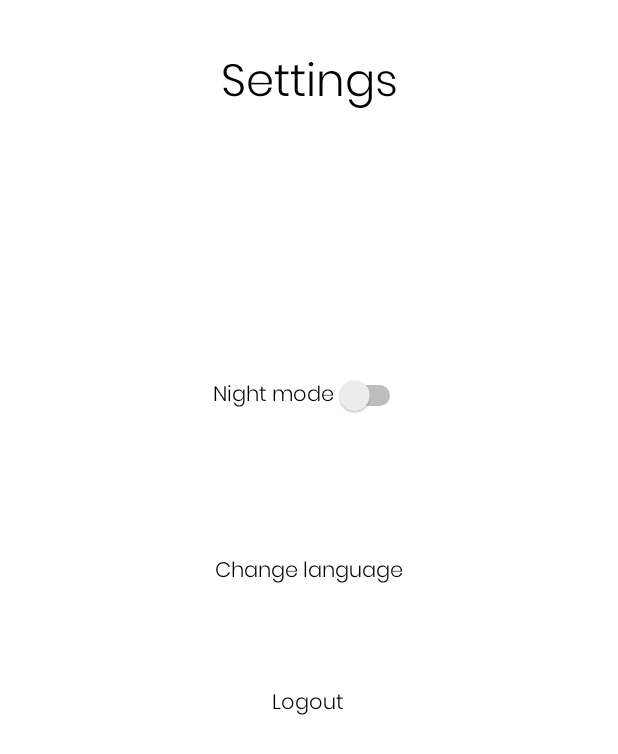
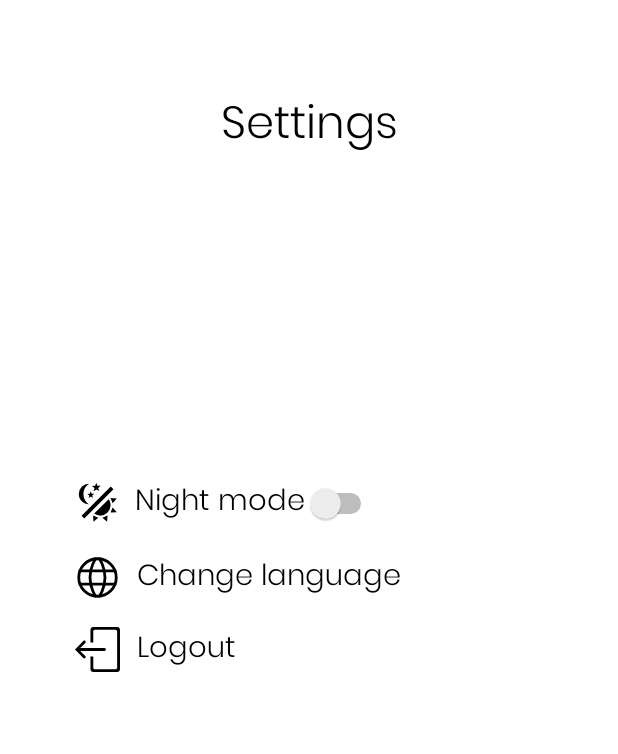
Before and after one commit to qwynbleid/ProductivityApp, an Android app: the fragment SettingsFragment placed in its activity, on a phone screen of 412 x 824 dp. Shown: the top 754 px of the screen. Run offline under Robolectric (Android 15) with nearby library versions, the phone set to English and light mode, and no system bars; our stand-ins replace Firebase (no records; nobody signed in at launch, a user with empty details on screens opened directly).

Commit message:
Settings/change language fixed

```diff
--- a/app/src/main/java/com/example/myapp/MainActivity.kt
+++ b/app/src/main/java/com/example/myapp/MainActivity.kt
@@ -1,32 +1,34 @@
 package com.example.myapp
 
 import android.app.AlertDialog
+import android.content.Context
+import android.content.SharedPreferences
 import androidx.appcompat.app.AppCompatActivity
 import android.os.Bundle
+import android.util.AttributeSet
 import android.view.View
-import androidx.appcompat.app.AppCompatDelegate
-import androidx.fragment.app.FragmentManager
 import com.example.myapp.databinding.ActivityMainBinding
 import com.example.myapp.ui.main.NotesFragment
 import com.example.myapp.ui.login.SignInFragment
 import com.example.myapp.ui.main.ExploreFragment
-import com.example.myapp.ui.main.SplashActivity
 import com.example.myapp.ui.settings.SettingsFragment
 import com.google.firebase.auth.FirebaseAuth
+import java.util.*
 
 class MainActivity : AppCompatActivity() {
 
     private lateinit var auth: FirebaseAuth
     private lateinit var binding: ActivityMainBinding
+    private lateinit var sharedPreferences: SharedPreferences
 
     override fun onCreate(savedInstanceState: Bundle?) {
         super.onCreate(savedInstanceState)
-
 
         binding = ActivityMainBinding.inflate(layoutInflater)
         setContentView(binding.root)
 
         auth = FirebaseAuth.getInstance()
+        sharedPreferences = getSharedPreferences("Language", Context.MODE_PRIVATE)
 
         if (savedInstanceState == null) {
             val settingsFragment = SettingsFragment()
@@ -36,7 +38,7 @@ class MainActivity : AppCompatActivity() {
         }
 
         binding.bottomMenu.setOnItemSelectedListener {
-            when(it.itemId) {
+            when (it.itemId) {
                 R.id.notes_item -> showNotesFragment()
                 R.id.explore_item -> showExploreFragment()
             }
@@ -48,6 +50,21 @@ class MainActivity : AppCompatActivity() {
         } else {
             showNotesFragment()
         }
+    }
+
+    override fun onCreateView(
+        parent: View?,
+        name: String,
+        context: Context,
+        attrs: AttributeSet
+    ): View? {
+        val langSharedPreferences = getSharedPreferences("Language", Context.MODE_PRIVATE)
+        val savedLanguage = langSharedPreferences.getString("language", "")
+
+        if (savedLanguage != null && savedLanguage.isNotEmpty()) {
+            setLocale(savedLanguage)
+        }
+        return super.onCreateView(parent, name, context, attrs)
     }
 
     fun showMenu(showMenu: Boolean) {
@@ -89,4 +106,17 @@ class MainActivity : AppCompatActivity() {
             super.onBackPressed()
         }
     }
+
+
+    private fun setLocale(languageCode: String) {
+        val locale = Locale(languageCode)
+        Locale.setDefault(locale)
+
+        val configuration = resources.configuration
+        configuration.setLocale(locale)
+
+        resources.updateConfiguration(configuration, resources.displayMetrics)
+
+        baseContext.resources.updateConfiguration(configuration, baseContext.resources.displayMetrics)
+    }
 }
--- a/app/src/main/java/com/example/myapp/ui/main/AddNoteFragment.kt
+++ b/app/src/main/java/com/example/myapp/ui/main/AddNoteFragment.kt
@@ -2,9 +2,7 @@ package com.example.myapp.ui.main
 
 import android.app.AlertDialog
 import android.os.Bundle
-import android.view.LayoutInflater
 import android.view.View
-import android.view.ViewGroup
 import android.widget.Toast
 import androidx.fragment.app.Fragment
 import androidx.fragment.app.FragmentManager
--- a/app/src/main/java/com/example/myapp/ui/main/MyApplication.kt
+++ b/app/src/main/java/com/example/myapp/ui/main/MyApplication.kt
@@ -10,11 +10,11 @@ class MyApplication : Application() {
 
         val sharedPreferences = getSharedPreferences("Mode", Context.MODE_PRIVATE)
         val nightMode = sharedPreferences.getBoolean("night", false)
+
         if (nightMode) {
             AppCompatDelegate.setDefaultNightMode(AppCompatDelegate.MODE_NIGHT_YES)
         } else {
             AppCompatDelegate.setDefaultNightMode(AppCompatDelegate.MODE_NIGHT_NO)
         }
-
     }
 }
--- a/app/src/main/java/com/example/myapp/ui/settings/SettingsFragment.kt
+++ b/app/src/main/java/com/example/myapp/ui/settings/SettingsFragment.kt
@@ -34,13 +34,6 @@ class SettingsFragment : Fragment(R.layout.fragment_settings) {
         val sharedPreferences = requireContext().getSharedPreferences("Mode", Context.MODE_PRIVATE)
         val editor = sharedPreferences.edit()
         val nightMode = sharedPreferences.getBoolean("night", false)
-
-        val langSharedPreferences = requireContext().getSharedPreferences("Language", Context.MODE_PRIVATE)
-        val savedLanguage = langSharedPreferences.getString("language", "")
-
-        if (savedLanguage != null && savedLanguage.isNotEmpty()) {
-            setLocale(savedLanguage)
-        }
 
         if (nightMode) {
             binding.themeSwitch.isChecked = true
@@ -88,10 +81,18 @@ class SettingsFragment : Fragment(R.layout.fragment_settings) {
     }
 
     private fun setLocale(languageCode: String) {
-        val configuration = resources.configuration
-        val newLocale = Locale(languageCode)
-        configuration.setLocale(newLocale)
+        val locale = Locale(languageCode)
+        Locale.setDefault(locale)
+
+        val configuration = Configuration(resources.configuration)
+        configuration.setLocale(locale)
+
         resources.updateConfiguration(configuration, resources.displayMetrics)
+
+        requireActivity().apply {
+            baseContext.resources.updateConfiguration(configuration, baseContext.resources.displayMetrics)
+            recreate()
+        }
     }
 
     private fun changeLanguage(languageCode: String) {
--- /dev/null
+++ b/app/src/main/res/drawable/ic_lang_icon.xml
@@ -0,0 +1,42 @@
+<vector xmlns:android="http://schemas.android.com/apk/res/android"
+    android:width="24dp"
+    android:height="24dp"
+    android:viewportWidth="24"
+    android:viewportHeight="24">
+
+    <path
+        android:pathData="M2 12C2 17.5228 6.47715 22 12 22C17.5228 22 22 17.5228 22 12C22 6.47715 17.5228 2 12 2C6.47715 2 2 6.47715 2 12Z"
+        android:strokeWidth="1.5"
+        android:strokeColor="@color/text_color"
+        android:strokeLineCap="round"
+        android:strokeLineJoin="round" />
+
+    <path
+        android:pathData="M13 2.04932C13 2.04932 16 5.99994 16 11.9999C16 17.9999 13 21.9506 13 21.9506"
+        android:strokeWidth="1.5"
+        android:strokeColor="@color/text_color"
+        android:strokeLineCap="round"
+        android:strokeLineJoin="round" />
+
+    <path
+        android:pathData="M11 21.9506C11 21.9506 8 17.9999 8 11.9999C8 5.99994 11 2.04932 11 2.04932"
+        android:strokeWidth="1.5"
+        android:strokeColor="@color/text_color"
+        android:strokeLineCap="round"
+        android:strokeLineJoin="round" />
+
+    <path
+        android:pathData="M2.62964 15.5H21.3704"
+        android:strokeWidth="1.5"
+        android:strokeColor="@color/text_color"
+        android:strokeLineCap="round"
+        android:strokeLineJoin="round" />
+
+    <path
+        android:pathData="M2.62964 8.5H21.3704"
+        android:strokeWidth="1.5"
+        android:strokeColor="@color/text_color"
+        android:strokeLineCap="round"
+        android:strokeLineJoin="round" />
+
+</vector>
--- /dev/null
+++ b/app/src/main/res/drawable/ic_logout_icon.xml
@@ -0,0 +1,15 @@
+<vector xmlns:android="http://schemas.android.com/apk/res/android"
+    android:width="32dp"
+    android:height="32dp"
+    android:viewportWidth="32"
+    android:viewportHeight="32">
+
+    <path
+        android:fillColor="@color/text_color"
+        android:pathData="M3.651 16.989h17.326c.553 0 1-.448 1-1s-.447-1-1-1h-17.264l3.617-3.617c.391-.39.391-1.024 0-1.414s-1.024-.39-1.414 0l-5.907 6.062 5.907 6.063c.196.195.451.293.707.293s.511-.098.707-.293c.391-.39.391-1.023 0-1.414z" />
+
+    <path
+        android:fillColor="@color/text_color"
+        android:pathData="M29.989 0h-17c-1.105 0-2 .895-2 2v9h2.013v-7.78c0-.668.542-1.21 1.21-1.21h14.523c.669 0 1.21.542 1.21 1.21l.032 25.572c0 .668-.541 1.21-1.21 1.21h-14.553c-.668 0-1.21-.542-1.21-1.21v-7.824l-2.013.003v9.03c0 1.105.895 2 2 2h16.999c1.105 0 2.001-.895 2.001-2v-28c0-1.105-.896-2-2-2z" />
+
+</vector>
--- /dev/null
+++ b/app/src/main/res/drawable/ic_theme_icon.xml
@@ -0,0 +1,11 @@
+<vector xmlns:android="http://schemas.android.com/apk/res/android"
+    android:width="24dp"
+    android:height="24dp"
+    android:viewportWidth="24"
+    android:viewportHeight="24">
+
+    <path
+        android:fillColor="@color/text_color"
+        android:pathData="m7.5 2c-1.79 1.15-3 3.18-3 5.5s1.21 4.35 3.03 5.5c-3.07 0-5.53-2.46-5.53-5.5a5.5 5.5 0 0 1 5.5-5.5m11.57 1.5 1.43 1.43-15.57 15.57-1.43-1.43zm-6.18 2.43-1.48-.93-1.44 1 .42-1.7-1.39-1.06 1.75-.12.58-1.65.67 1.63 1.73.03-1.35 1.13zm-3.3 3.61-1.16-.73-1.12.78.34-1.32-1.09-.83 1.36-.09.45-1.29.51 1.27 1.36.03-1.05.87zm9.41 3.96a5.5 5.5 0 0 1 -5.5 5.5c-1.22 0-2.35-.4-3.26-1.07l7.69-7.69c.67.91 1.07 2.04 1.07 3.26m-4.4 6.58 2.77-1.15-.24 3.35zm4.33-2.7 1.15-2.77 2.2 2.54zm1.15-4.96-1.14-2.78 3.34.24zm-10.45 6.51 2.77 1.15-2.53 2.19z" />
+
+</vector>
--- a/app/src/main/res/layout/fragment_settings.xml
+++ b/app/src/main/res/layout/fragment_settings.xml
@@ -6,11 +6,110 @@
     android:layout_height="match_parent">
 
 
+    <LinearLayout
+        android:id="@+id/linearLayout"
+        android:layout_width="match_parent"
+        android:layout_height="wrap_content"
+        android:layout_marginTop="200dp"
+        app:layout_constraintEnd_toEndOf="parent"
+        app:layout_constraintStart_toStartOf="parent"
+        app:layout_constraintTop_toBottomOf="@+id/textView5">
+
+        <ImageView
+            android:id="@+id/settingsThemeIcon"
+            android:layout_width="30dp"
+            android:layout_height="30dp"
+            android:layout_gravity="center"
+            android:layout_marginStart="50dp"
+            android:src="@drawable/ic_theme_icon">
+
+        </ImageView>
+
+        <Switch
+            android:id="@+id/themeSwitch"
+            android:layout_width="wrap_content"
+            android:layout_height="wrap_content"
+            android:checked="false"
+            android:fontFamily="@font/poppins_light"
+            android:text="@string/night_mode"
+            android:textSize="19sp"
+            android:paddingTop="10dp"
+            android:paddingBottom="10dp"
+            android:layout_marginStart="10dp"
+            app:layout_constraintBottom_toTopOf="@+id/logoutButton"
+            app:layout_constraintEnd_toEndOf="parent"
+            app:layout_constraintStart_toStartOf="parent"
+            app:layout_constraintTop_toBottomOf="@+id/textView5"
+            tools:ignore="UseSwitchCompatOrMaterialXml" />
+
+    </LinearLayout>
+
+    <LinearLayout
+        android:id="@+id/linearLayout2"
+        android:layout_width="match_parent"
+        android:layout_height="wrap_content"
+        app:layout_constraintEnd_toEndOf="parent"
+        app:layout_constraintStart_toStartOf="parent"
+        app:layout_constraintTop_toBottomOf="@+id/linearLayout">
+
+        <ImageView
+            android:layout_width="30dp"
+            android:layout_height="30dp"
+            android:layout_gravity="center"
+            android:layout_marginStart="50dp"
+            android:src="@drawable/ic_lang_icon">
+
+        </ImageView>
+
+        <Button
+            android:id="@+id/languageButton"
+            style="@style/Widget.AppCompat.Button.Borderless"
+            android:layout_width="wrap_content"
+            android:layout_height="wrap_content"
+            android:fontFamily="@font/poppins_light"
+            android:padding="1dp"
+            android:layout_marginStart="10dp"
+            android:text="@string/change_language"
+            android:textAllCaps="false"
+            android:textColor="@color/text_color"
+            android:textSize="19sp" />
+    </LinearLayout>
+
+    <LinearLayout
+        android:layout_width="match_parent"
+        android:layout_height="wrap_content"
+        app:layout_constraintTop_toBottomOf="@+id/linearLayout2">
+
+        <ImageView
+            android:layout_width="30dp"
+            android:layout_height="30dp"
+            android:layout_gravity="center"
+            android:layout_marginStart="50dp"
+            android:src="@drawable/ic_logout_icon">
+
+        </ImageView>
+
+        <Button
+            android:id="@+id/logoutButton"
+            style="@style/Widget.AppCompat.Button.Borderless"
+            android:layout_width="wrap_content"
+            android:layout_height="wrap_content"
+            android:fontFamily="@font/poppins_light"
+            android:layout_marginStart="10dp"
+            android:padding="1dp"
+            android:textAlignment="textStart"
+            android:text="@string/logout"
+            android:textAllCaps="false"
+            android:textColor="@color/text_color"
+            android:textSize="19sp" />
+
+    </LinearLayout>
+
     <TextView
         android:id="@+id/textView5"
         android:layout_width="wrap_content"
         android:layout_height="wrap_content"
-        android:layout_marginTop="32dp"
+        android:layout_marginTop="60dp"
         android:fontFamily="@font/poppins_light"
         android:text="@string/settings"
         android:textColor="@color/text_color"
@@ -19,50 +118,5 @@
         app:layout_constraintStart_toStartOf="parent"
         app:layout_constraintTop_toTopOf="parent" />
 
-    <Button
-        android:id="@+id/logoutButton"
-        style="@style/Widget.AppCompat.Button.Borderless"
-        android:layout_width="wrap_content"
-        android:layout_height="wrap_content"
-        android:layout_marginStart="16dp"
-        android:layout_marginTop="364dp"
-        android:layout_marginEnd="16dp"
-        android:fontFamily="@font/poppins_light"
-        android:text="@string/logout"
-        android:textAllCaps="false"
-        android:textColor="@color/text_color"
-        app:layout_constraintEnd_toEndOf="parent"
-        app:layout_constraintHorizontal_bias="0.498"
-        app:layout_constraintStart_toStartOf="parent"
-        app:layout_constraintTop_toBottomOf="@id/textView5" />
-
-    <Switch
-        android:id="@+id/themeSwitch"
-        android:layout_width="wrap_content"
-        android:layout_height="wrap_content"
-        android:checked="false"
-        android:fontFamily="@font/poppins_light"
-        android:text="@string/night_mode"
-        app:layout_constraintBottom_toTopOf="@+id/logoutButton"
-        app:layout_constraintEnd_toEndOf="parent"
-        app:layout_constraintStart_toStartOf="parent"
-        app:layout_constraintTop_toBottomOf="@+id/textView5"
-        tools:ignore="UseSwitchCompatOrMaterialXml" />
-
-    <Button
-        android:id="@+id/languageButton"
-        style="@style/Widget.AppCompat.Button.Borderless"
-        android:layout_width="wrap_content"
-        android:layout_height="wrap_content"
-        android:layout_marginTop="40dp"
-        android:fontFamily="@font/poppins_light"
-        android:text="@string/change_language"
-        android:textAllCaps="false"
-        android:textColor="@color/text_color"
-        app:layout_constraintBottom_toTopOf="@+id/logoutButton"
-        app:layout_constraintEnd_toEndOf="parent"
-        app:layout_constraintStart_toStartOf="parent"
-        app:layout_constraintTop_toBottomOf="@id/themeSwitch" />
-
 
 </androidx.constraintlayout.widget.ConstraintLayout>
```
